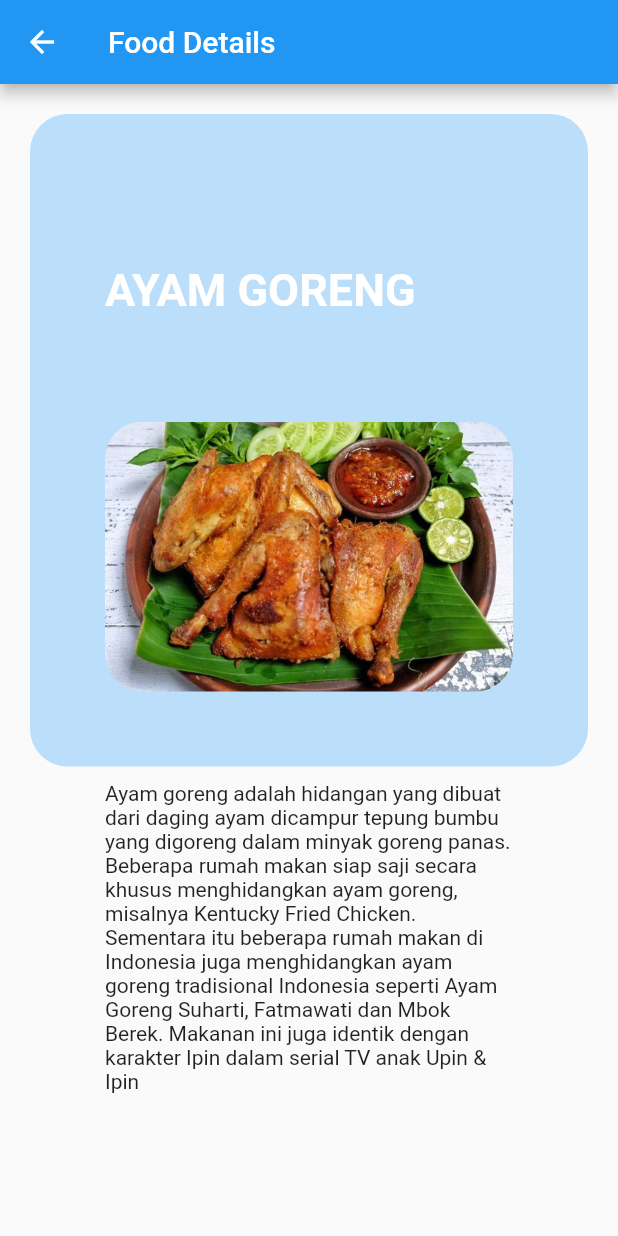
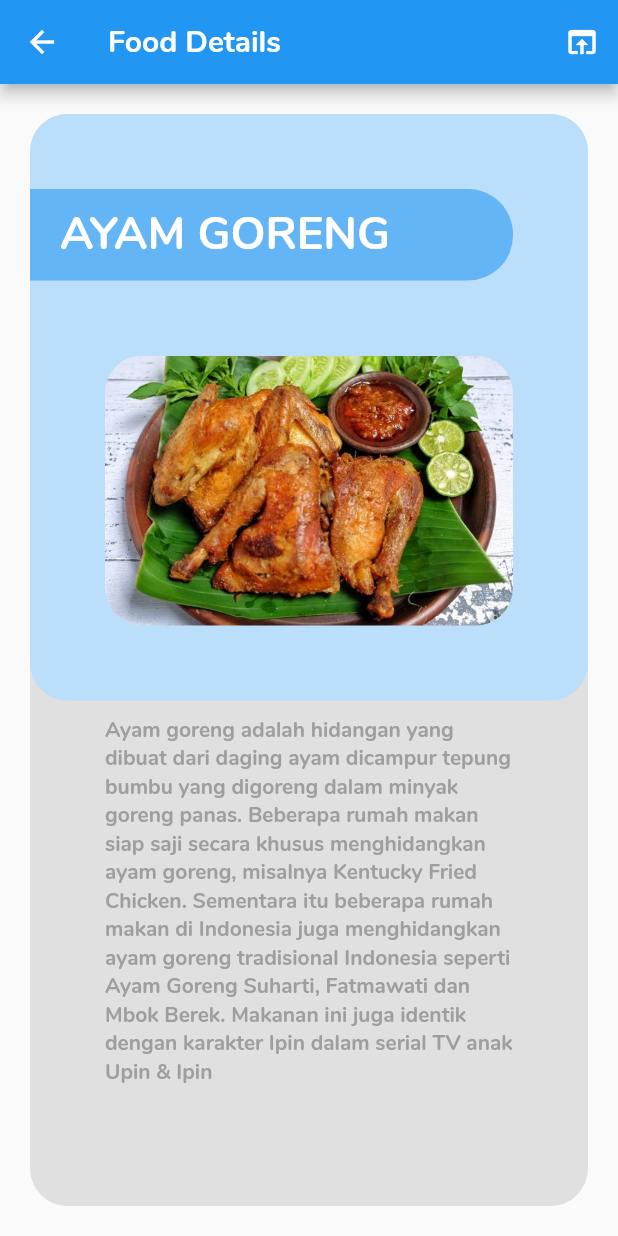
Before and after one commit to flymagical/firstflutterapps, a Flutter app: the Foods screen opened directly, after a tap on "Ayam Goreng", on a phone screen of 412 x 824 dp. Run offline on Flutter 3.47's test engine with Material 2 defaults, Android fonts, the phone set to English and light mode, and no system bars; our stand-ins replace shared_preferences, splashscreen, toast; missing offline and left inert: flutter_webview_plugin; accounts and stored records are empty.

Commit message:
add webview to food detail

```diff
--- a/lib/screens/foodscreen.dart
+++ b/lib/screens/foodscreen.dart
@@ -1,14 +1,15 @@
 import 'package:flutter/material.dart';
 import 'package:flutter_apps/models/model_foods.dart';
 import 'package:flutter_apps/screens/ui/ui_food.dart';
+import 'package:flutter_webview_plugin/flutter_webview_plugin.dart';
 
 class Foods extends StatelessWidget {
-  UIFoods uiFoods = UIFoods();
+  final UIFoods uiFoods = UIFoods();
   @override
   Widget build(BuildContext context) {
     return Scaffold(
       appBar: AppBar(
-        title: Text("Foods Grid"),
+        title: Text("Foods List View", style: TextStyle(fontFamily: 'Nunito'),),
 
       ),
       body: uiFoods.buildFoodListView(),
@@ -17,15 +18,49 @@ class Foods extends StatelessWidget {
 }
 
 class FoodDetails extends StatelessWidget {
-  UIFoods uiFoods = UIFoods();
-  ModelFoods modelFoods;
+  final UIFoods uiFoods = UIFoods();
+  final ModelFoods modelFoods;
 
   FoodDetails({Key key, @required this.modelFoods}) : super(key: key);
   @override
   Widget build(BuildContext context) {
     return Scaffold(
-      appBar: AppBar(title: Text("Food Details"),),
+      appBar: AppBar(
+        title: Text(
+          "Food Details",
+          style: TextStyle(
+            fontFamily: 'Nunito'
+          ),
+        ),
+        actions: [
+          IconButton(
+            icon: Icon(
+              Icons.open_in_browser
+            ), onPressed: (){
+              Navigator.push(
+                context,
+                MaterialPageRoute(
+                  builder: (context) => WebViewFoods(modelFoods: modelFoods)));
+            },
+          )
+        ],
+      ),
       body: uiFoods.buildFoodDetail(modelFoods)
     );
   }
 }
+
+class WebViewFoods extends StatelessWidget {
+  final ModelFoods modelFoods;
+
+  WebViewFoods({Key key, @required this.modelFoods}) : super(key: key);
+  @override
+  Widget build(BuildContext context) {
+    return WebviewScaffold(
+      appBar: AppBar(
+        title: Text(modelFoods.name),
+      ),
+      url: modelFoods.url
+    );
+  }
+}
--- a/lib/screens/homescreen.dart
+++ b/lib/screens/homescreen.dart
@@ -7,7 +7,7 @@ class Home extends StatelessWidget {
   Widget build(BuildContext context) {
     return Scaffold(
       appBar: AppBar(
-        title: Text("Home"),
+        title: Text("Home", style: TextStyle(fontFamily: 'Nunito'),),
       ),
       body: Padding(
         padding: const EdgeInsets.all(10),
@@ -87,7 +87,7 @@ class Home extends StatelessWidget {
                 ),
                 Text(
                   title,
-                  style: TextStyle(color: Colors.white),
+                  style: TextStyle(color: Colors.white, fontFamily: 'Nunito'),
                 )
               ],
             ),
--- a/lib/screens/loginscreen.dart
+++ b/lib/screens/loginscreen.dart
@@ -62,8 +62,10 @@ class _LoginScreenState extends State<LoginScreen> {
                           'WELCOME BACK',
                           style: TextStyle(
                               fontSize: 23,
+                              fontFamily: 'Nunito',
                               fontWeight: FontWeight.bold,
                               color: Colors.blue[200]),
+
                         ),
                       ),
                       TextFormField(
@@ -117,7 +119,7 @@ class _LoginScreenState extends State<LoginScreen> {
                         onPressed: checkIsValid,
                         child: Text(
                           "Login",
-                          style: TextStyle(fontSize: 20),
+                          style: TextStyle(fontSize: 20, fontFamily: 'Nunito'),
                         ),
                         shape: RoundedRectangleBorder(
                           borderRadius: BorderRadius.circular(25),
@@ -127,7 +129,7 @@ class _LoginScreenState extends State<LoginScreen> {
                         textColor: Colors.white,
                         minWidth: double.infinity,
                         height: 50,
-                      )
+                      ),
                     ],
                   ),
                 )),
--- a/lib/screens/ui/ui_food.dart
+++ b/lib/screens/ui/ui_food.dart
@@ -36,8 +36,8 @@ class UIFoods {
                           Column(
                             crossAxisAlignment: CrossAxisAlignment.start,
                             children: [
-                              Text(foods.name, style: TextStyle(fontSize: 23, fontWeight: FontWeight.bold, color: Colors.blue[200]),),
-                              Text(getInitialDetails(foods.details))
+                              Text(foods.name, style: TextStyle(fontSize: 23, fontWeight: FontWeight.bold, color: Colors.blue[200], fontFamily: 'Nunito'),),
+                              Text(getInitialDetails(foods.details), style: TextStyle(fontFamily: 'Nunito'),)
                             ],
                           ),
                           CircleAvatar(
@@ -67,6 +67,9 @@ return foodDetails.substring(0,50)+" ...";
   Widget buildFoodDetail(ModelFoods modelFoods){
     return Padding(
       padding: const EdgeInsets.all(20),
+      child: Container(
+        decoration: BoxDecoration(color: Colors.grey[300], borderRadius: BorderRadius.circular(25)),
+
         child: Column(
           crossAxisAlignment: CrossAxisAlignment.start,
           children: [
@@ -77,8 +80,13 @@ return foodDetails.substring(0,50)+" ...";
                 crossAxisAlignment: CrossAxisAlignment.start,
                 children: [
                   Padding(
-                  padding: const EdgeInsets.only(top: 100, bottom: 20, left:50),
-                  child: Text(modelFoods.name.toUpperCase(), style: TextStyle(fontWeight: FontWeight.bold, fontSize: 30, color: Colors.white),),
+                    padding: const EdgeInsets.only(top: 50, right:50),
+                    child: Container(
+                      decoration: BoxDecoration(color: Colors.blue[300], borderRadius: BorderRadius.only(topRight: Radius.circular(30), bottomRight: Radius.circular(30))),
+                      width: double.infinity,
+                      child: Container(
+                        margin: EdgeInsets.only(left:20, top:10, bottom:10),
+                        child: Text(modelFoods.name.toUpperCase(), style: TextStyle(fontWeight: FontWeight.bold, fontSize: 30, color: Colors.white, fontFamily: 'Nunito'),))),
                   ),
                   Padding(
                     padding: const EdgeInsets.all(50),
@@ -95,11 +103,13 @@ return foodDetails.substring(0,50)+" ...";
             Padding(
               padding: const EdgeInsets.only(left:50, right:50),
               child: Text(
-              modelFoods.details
+                modelFoods.details,
+                style: TextStyle(fontFamily: 'Nunito', color: Colors.grey),
               ),
             )
           ],
         ),
+      ),
     );
   }
 }
```
Also changed, not shown: pubspec.yaml (+12 -6 lines), fonts/nexa-bold.otf (added), fonts/nexa-light.otf (added), fonts/nunito-black.ttf (added), fonts/nunito-bold.ttf (added), pubspec.lock. Lines whose indentation alone changed are shown as unchanged.
